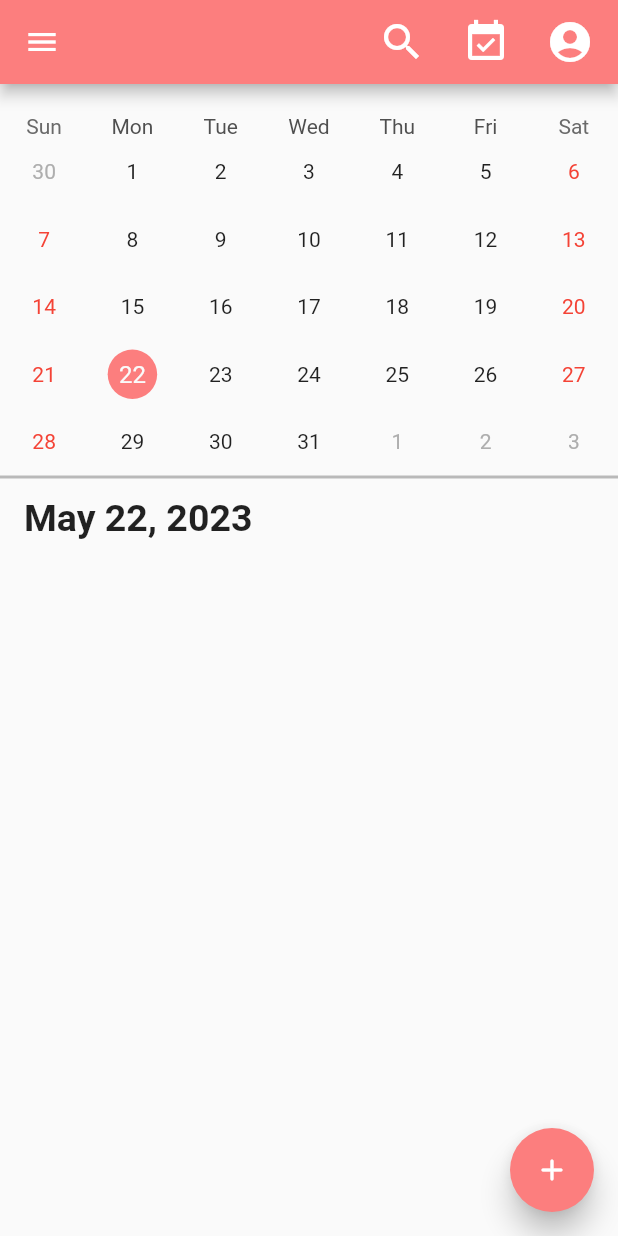
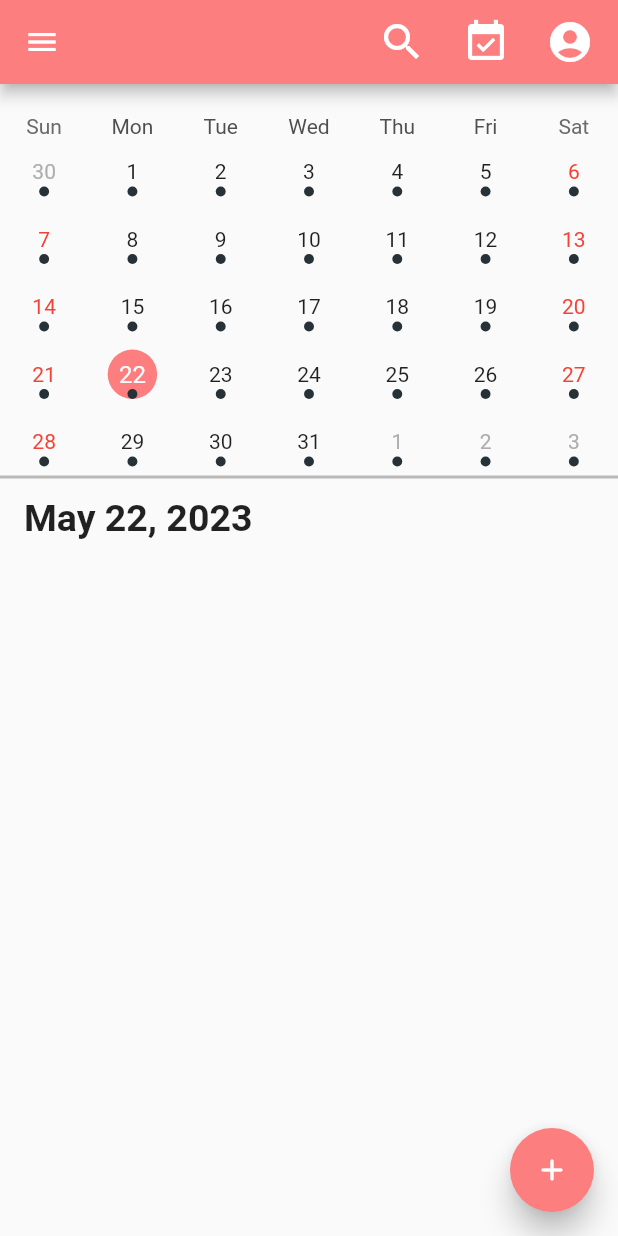
Before and after one commit to JarellOng/UrTask, a Flutter app: the HomeView screen opened directly, on a phone screen of 412 x 824 dp. Run offline on Flutter 3.47's test engine with Material 2 defaults, Android fonts, the phone set to English and light mode, and no system bars; drawn by our look-alikes of flutter_speed_dial, table_calendar; our stand-ins replace bloc, cloud_firestore, connectivity_plus, dotted_line, equatable, firebase_auth and 3 more; accounts and stored records are empty.

Commit message:
Fix homeview scroll

```diff
--- a/lib/views/calendar_view.dart
+++ b/lib/views/calendar_view.dart
@@ -2,6 +2,7 @@ import 'package:flutter/material.dart';
 import 'package:table_calendar/table_calendar.dart';
 import 'package:urtask/color.dart';
 import 'package:intl/intl.dart';
+import 'package:urtask/services/events/events_model.dart';
 import 'package:urtask/views/event_view.dart';
 
 class CalendarView extends StatefulWidget {
@@ -19,11 +20,11 @@ class CalendarView extends StatefulWidget {
 
 class _CalendarViewState extends State<CalendarView> {
   DateTime selectedDay = DateTime.now();
-  DateTime pilihanDay = DateTime.now();
+   CalendarFormat calendar = CalendarFormat.month;
 
   @override
   Widget build(BuildContext context) {
-    return Column(
+    return SingleChildScrollView(child: Column(
       children: [
         Container(
           padding: const EdgeInsets.only(
@@ -47,6 +48,9 @@ class _CalendarViewState extends State<CalendarView> {
                 selectedDay = focusedDay;
               });
               widget.today.text = DateFormat('yMMMM').format(selectedDay);
+            },
+            eventLoader: (day) {
+              return [day];
             },
             selectedDayPredicate: (DateTime date) {
               return isSameDay(selectedDay, date);
@@ -76,9 +80,20 @@ class _CalendarViewState extends State<CalendarView> {
               child: Text(DateFormat('yMMMMd').format(selectedDay),
                   style: TextStyle(fontSize: 25, fontWeight: FontWeight.w600))),
         ),
-        EventView(selectedDay: selectedDay)
+
+        if(widget.calendarFilter == calendar)...[
+          ConstrainedBox(constraints: const BoxConstraints(
+            maxHeight: 330.0,
+              ), child: EventView(selectedDay: selectedDay))
+        ] else...[
+          ConstrainedBox(constraints: const BoxConstraints(
+            maxHeight: 510.0,
+              ), child: EventView(selectedDay: selectedDay))
+        ]
+
+
       ],
-    );
+    ),);
   }
 
   DateTime? _showToday() {
--- a/lib/views/event_view.dart
+++ b/lib/views/event_view.dart
@@ -50,7 +50,7 @@ class _EventViewState extends State<EventView> {
                 shrinkWrap: true,
                 itemCount: events.length,
                 separatorBuilder: (context, index) {
-                  return const SizedBox(height: 8);
+                  return const Divider(thickness: 1, color: Colors.black26);
                 },
                 itemBuilder: (context, index) {
                   final event = events.elementAt(index);
@@ -166,7 +166,6 @@ class _EventViewState extends State<EventView> {
                         ? Icon(Icons.error_outlined,
                             size: 32, color: Colors.red)
                         : null,
-                    shape: Border(bottom: BorderSide(color: Colors.black26)),
                   );
                 },
               );
```
Also changed, not shown: lib/views/category/category_detail_view.dart (+62 -2 lines).
